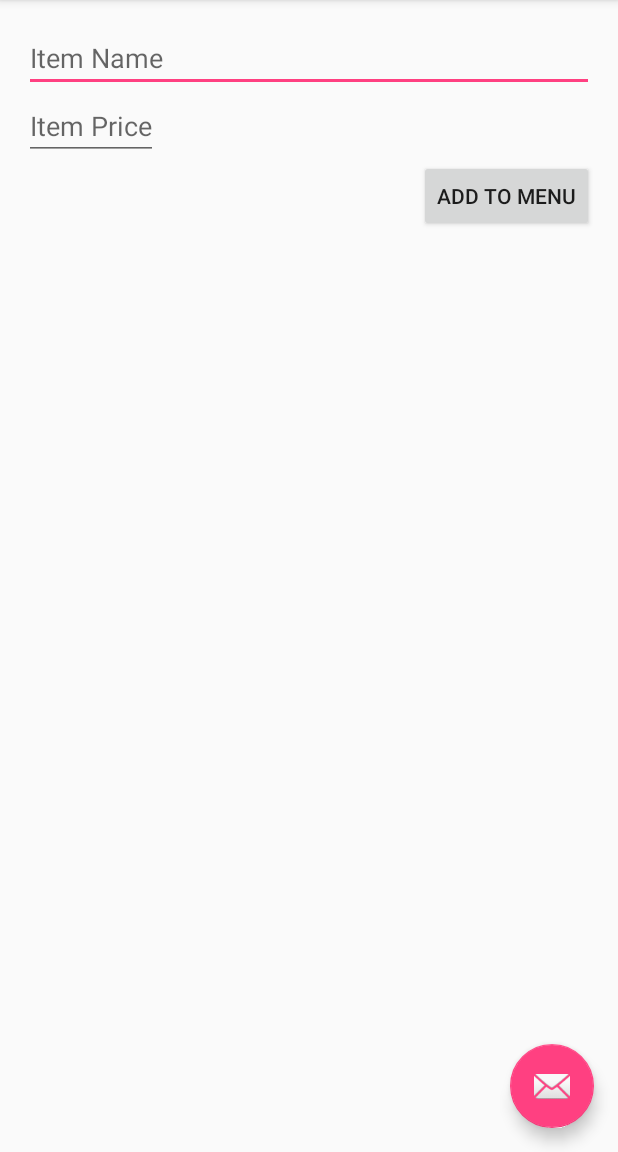
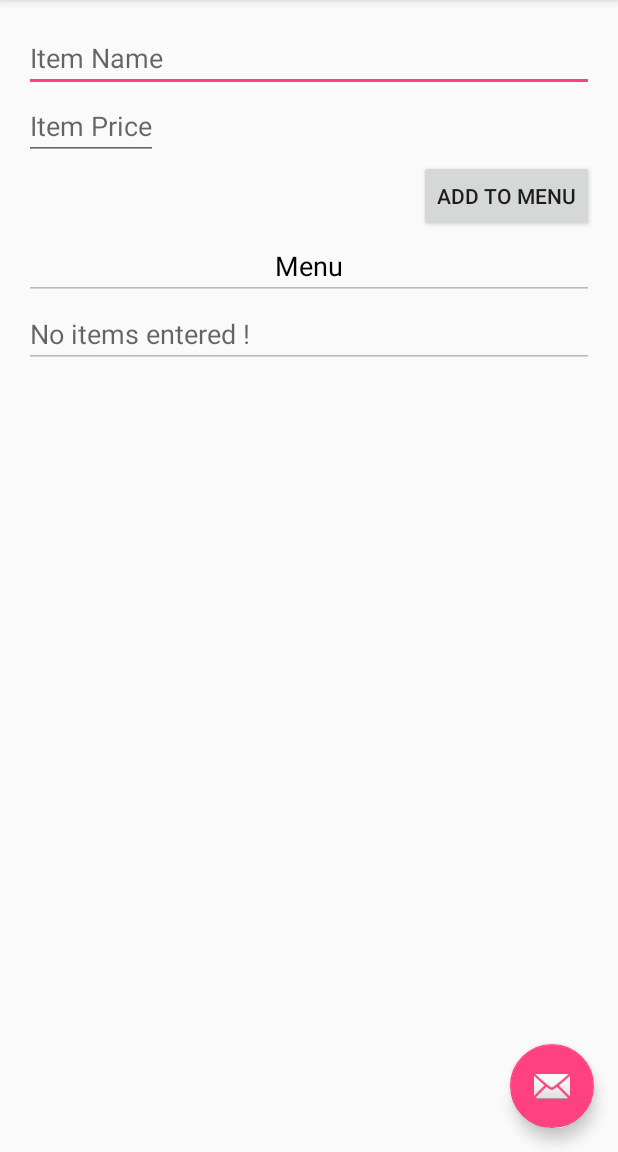
Before and after one commit to Fall2016-ECSE321/grubbr, an Android app: the screen it shows after launch (MainActivity), on a phone screen of 412 x 824 dp, the part 84-1236 px from its top. Run offline under Robolectric (Android 15) with nearby library versions, the phone set to English and light mode, and no system bars; libraries missing offline, so code that uses them is left out: ca.mcgill.ecse321; 5 statements that could not run were skipped.

Commit message:
Add menu to UI The menu now displays as you add things; This was done to test out persistence

```diff
--- a/Mobile/FTMSMobile/app/src/main/java/ca/mcgill/ecse321/ftmsmobile/MainActivity.java
+++ b/Mobile/FTMSMobile/app/src/main/java/ca/mcgill/ecse321/ftmsmobile/MainActivity.java
@@ -56,6 +56,7 @@ public class MainActivity extends AppCompatActivity {
             itemNameView.setText("");
             itemPriceView.setText("");
         }
+        displayItems();
     }
 
     @Override
@@ -92,4 +93,11 @@ public class MainActivity extends AppCompatActivity {
         }
         refreshData();
     }
+    public void displayItems(){
+        TextView itemList = (TextView) findViewById(R.id.menu_display);
+        FoodTruckManager ftm = FoodTruckManager.getInstance();
+        for (int i=0;i<ftm.getMenuItems().size();i++) {
+            itemList.setText(itemList.getText() + ftm.getMenuItem(i).getName() +" : " + ftm.getMenuItem(i).getPrice() + "$" + "\n");
+        }
+    }
 }
--- a/Mobile/FTMSMobile/app/src/main/res/layout/content_main.xml
+++ b/Mobile/FTMSMobile/app/src/main/res/layout/content_main.xml
@@ -34,5 +34,21 @@
             android:text="@string/newitem_button"
             android:layout_gravity="end"
             android:onClick="addItem"/>
+
+        <EditText
+            android:layout_width="fill_parent"
+            android:layout_height="fill_parent"
+            android:gravity="center"
+            android:text="Menu"
+            android:textColor="#000000"
+            android:enabled="false"/>
+        <EditText
+            android:textColor="#000000"
+            android:id="@+id/menu_display"
+            android:scrollbars="vertical"
+            android:enabled="false"
+            android:hint="No items entered !"
+            android:layout_height="fill_parent"
+            android:layout_width="fill_parent"/>
     </LinearLayout>
 </RelativeLayout>
```
